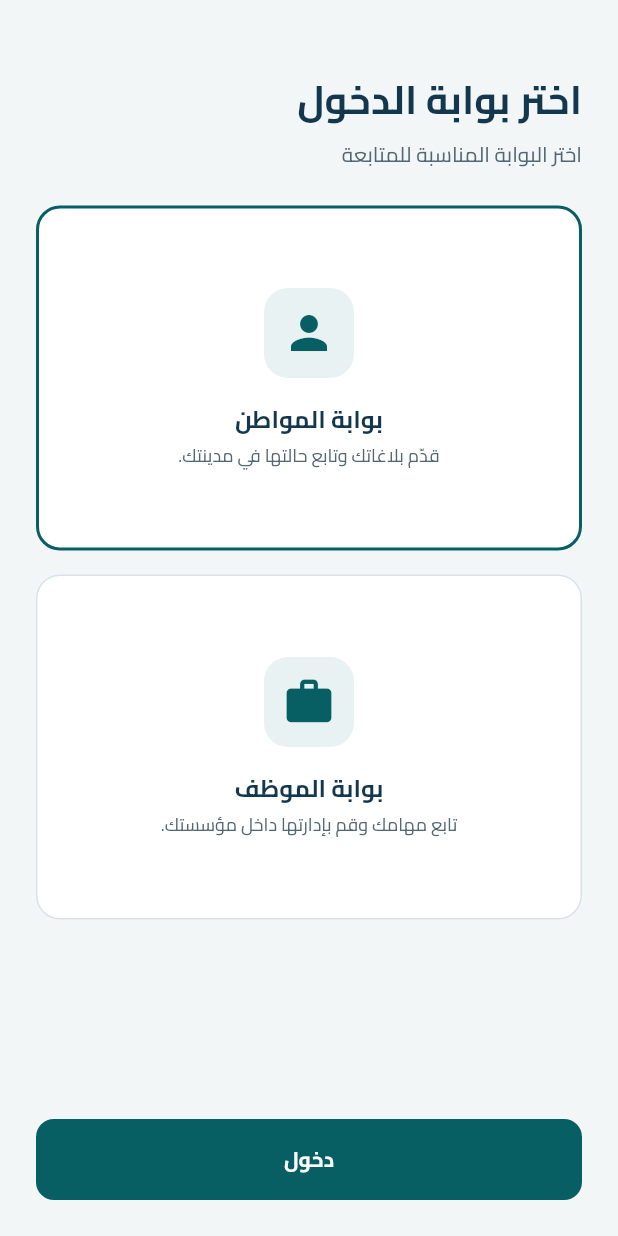
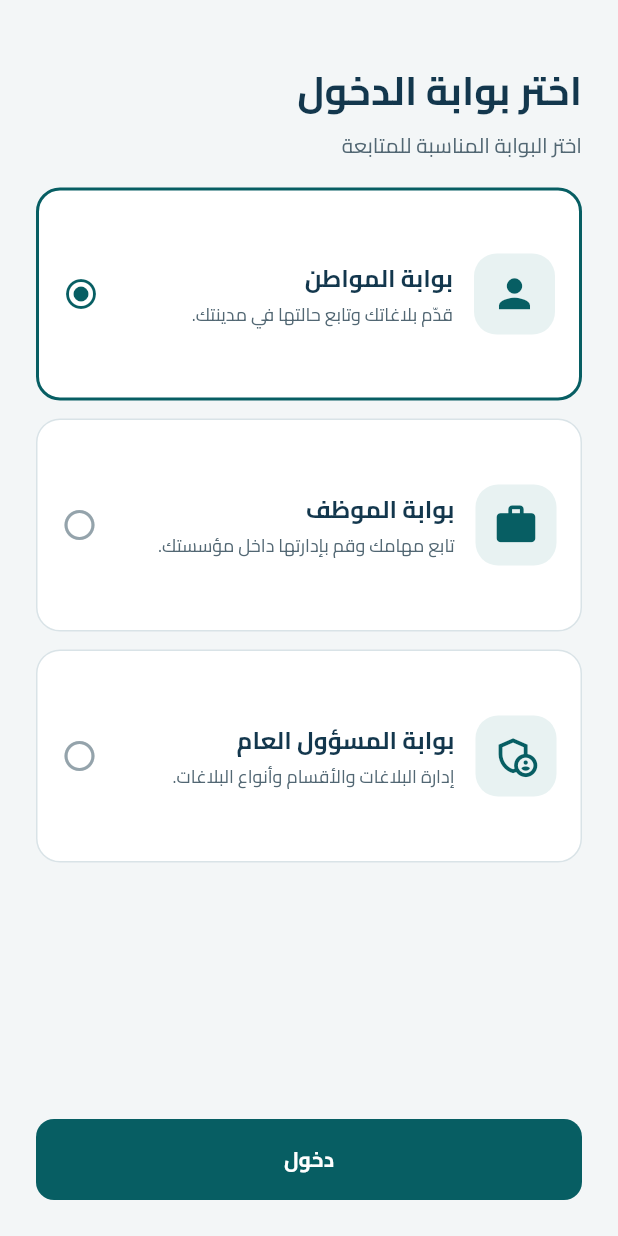
Before and after one commit to 7m4/FixMyCityApplication, a Flutter app: the PortalScreen screen opened directly, on a phone screen of 412 x 824 dp. Run offline on Flutter 3.47's test engine with Material 3 defaults, Android fonts, the phone set to English and light mode, and no system bars; our stand-ins replace image_picker, material_ui.

Commit message:
Add general admin portal entry to portal selection

```diff
--- a/lib/features/authentication/presentation/screens/portal_screen.dart
+++ b/lib/features/authentication/presentation/screens/portal_screen.dart
@@ -1,65 +1,112 @@
-import 'package:fix_my_city_application/core/theme/app_text_styles.dart';
 import 'package:flutter/material.dart';
 import '../../../../core/theme/app_colors.dart';
+import '../../../../core/theme/app_text_styles.dart';
 import '../../../../core/widgets/app_button.dart';
+import '../../../admin/presentation/screens/admin_login_screen.dart';
 import 'login_screen.dart';
 
 class PortalScreen extends StatefulWidget {
   const PortalScreen({super.key});
+
   @override
   State<PortalScreen> createState() => _PortalScreenState();
 }
+
 class _PortalScreenState extends State<PortalScreen> {
   int _selectedPortal = 0;
+
   @override
-  Widget build(BuildContext context) => Directionality(textDirection: TextDirection.rtl, child: Scaffold(
+  Widget build(BuildContext context) => Directionality(
+    textDirection: TextDirection.rtl,
+    child: Scaffold(
       backgroundColor: AppColors.background,
-    body: SafeArea(child: Padding(padding: const EdgeInsets.all(24), child: Column(crossAxisAlignment: CrossAxisAlignment.stretch, children: [
-      const SizedBox(height: 24),
+      body: SafeArea(
+        child: Padding(
+          padding: const EdgeInsets.all(24),
+          child: Column(
+            crossAxisAlignment: CrossAxisAlignment.stretch,
+            children: [
+              const SizedBox(height: 18),
               const Text('اختر بوابة الدخول', style: AppTextStyles.heading),
               const SizedBox(height: 8),
               const Text('اختر البوابة المناسبة للمتابعة', style: TextStyle(color: AppColors.text)),
-      const SizedBox(height: 24),
+              const SizedBox(height: 18),
+              Expanded(
+                child: SingleChildScrollView(
+                  child: Column(children: [
                     _portalCard(0, Icons.person, 'بوابة المواطن', 'قدّم بلاغاتك وتابع حالتها في مدينتك.'),
-      const SizedBox(height: 16),
+                    const SizedBox(height: 12),
                     _portalCard(1, Icons.work, 'بوابة الموظف', 'تابع مهامك وقم بإدارتها داخل مؤسستك.'),
-      const Spacer(),
-      AppButton(label: 'دخول', onPressed: () {
+                    const SizedBox(height: 12),
+                    _portalCard(2, Icons.admin_panel_settings_outlined, 'بوابة المسؤول العام', 'إدارة البلاغات والأقسام وأنواع البلاغات.'),
+                  ]),
+                ),
+              ),
+              const SizedBox(height: 14),
+              AppButton(
+                label: 'دخول',
+                onPressed: () {
                   if (_selectedPortal == 1) {
-          ScaffoldMessenger.of(context).showSnackBar(const SnackBar(content: Text('بوابة الموظف غير متاحة في نسخة تجربة المواطن.')));
+                    ScaffoldMessenger.of(context).showSnackBar(
+                      const SnackBar(content: Text('بوابة الموظف غير متاحة حالياً.')),
+                    );
+                  } else if (_selectedPortal == 2) {
+                    Navigator.push(context, MaterialPageRoute(builder: (_) => const AdminLoginScreen()));
                   } else {
                     Navigator.push(context, MaterialPageRoute(builder: (_) => const LoginScreen()));
                   }
-      }),
-    ]))),
-  ));
+                },
+              ),
+            ],
+          ),
+        ),
+      ),
+    ),
+  );
 
   Widget _portalCard(int index, IconData icon, String title, String subtitle) {
     final selected = _selectedPortal == index;
-    return InkWell(onTap: () => setState(() => _selectedPortal = index), borderRadius: BorderRadius.circular(16), child: Container(
-      height: 230, padding: const EdgeInsets.all(18),
-      decoration: BoxDecoration(color: Colors.white, borderRadius: BorderRadius.circular(16), border: Border.all(color: selected ? AppColors.primary : AppColors.border, width: selected ? 2 : 1)),
-      child:
-
-      Column(mainAxisAlignment: MainAxisAlignment.center, children: [
-        // CircleAvatar(radius: 32, backgroundColor: AppColors.primaryLight, child: Icon(icon, color: AppColors.primary, size: 34)),
-
-
+    return InkWell(
+      onTap: () => setState(() => _selectedPortal = index),
+      borderRadius: BorderRadius.circular(16),
+      child: Container(
+        width: double.infinity,
+        constraints: const BoxConstraints(minHeight: 142),
+        padding: const EdgeInsets.all(16),
+        decoration: BoxDecoration(
+          color: Colors.white,
+          borderRadius: BorderRadius.circular(16),
+          border: Border.all(
+            color: selected ? AppColors.primary : AppColors.border,
+            width: selected ? 2 : 1,
+          ),
+        ),
+        child: Row(children: [
           Container(
-          width: 60,
-          height: 60,
+            width: 54,
+            height: 54,
             decoration: BoxDecoration(
-            borderRadius: BorderRadius.circular(16),
+              borderRadius: BorderRadius.circular(15),
               color: AppColors.primaryLight,
             ),
-          child: Icon(icon, color: AppColors.primary, size: 36),
+            child: Icon(icon, color: AppColors.primary, size: 31),
           ),
-
-        const SizedBox(height: 16),
+          const SizedBox(width: 14),
+          Expanded(child: Column(
+            crossAxisAlignment: CrossAxisAlignment.start,
+            mainAxisAlignment: MainAxisAlignment.center,
+            children: [
               Text(title, style: const TextStyle(color: AppColors.navy, fontWeight: FontWeight.bold, fontSize: 16)),
               const SizedBox(height: 4),
-        Text(subtitle, textAlign: TextAlign.center, style: const TextStyle(color: AppColors.text, fontSize: 12)),
+              Text(subtitle, style: const TextStyle(color: AppColors.text, fontSize: 12)),
+            ],
+          )),
+          Icon(
+            selected ? Icons.radio_button_checked : Icons.radio_button_off,
+            color: selected ? AppColors.primary : AppColors.hint,
+          ),
         ]),
-    ));
+      ),
+    );
   }
 }
```
Lines whose indentation alone changed are shown as unchanged.
